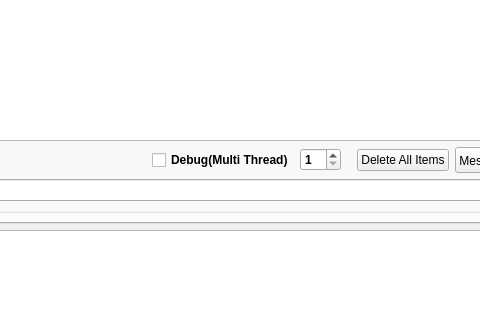
First picture: the form in chatgpt_performance_metric/source/ui_designer/main_frame.ui, repository tom-shin/perf_metric, before the edit; both pictures show x 634 to 1114 and y 354 to 674 of the 1214 by 845 pixel window.
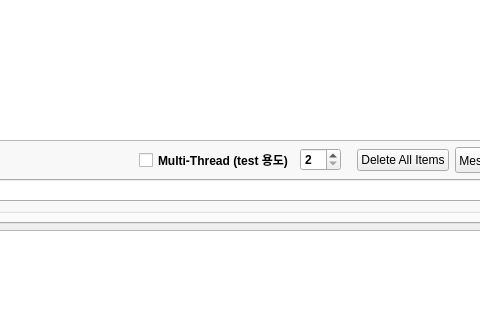
Second picture: the form after the edit. The open tabs and pages were chosen to show the change.

```diff
--- a/chatgpt_performance_metric/source/ui_designer/main_frame.ui
+++ b/chatgpt_performance_metric/source/ui_designer/main_frame.ui
@@ -923,20 +923,20 @@
                 <item>
                  <widget class="QCheckBox" name="debugcheckBox">
                   <property name="text">
-                   <string>Debug(Multi Thread)</string>
+                   <string>Multi-Thread (test 용도)</string>
                   </property>
                  </widget>
                 </item>
                 <item>
                  <widget class="QSpinBox" name="threadspinBox">
                   <property name="minimum">
-                   <number>1</number>
+                   <number>2</number>
                   </property>
                   <property name="maximum">
                    <number>20</number>
                   </property>
                   <property name="value">
-                   <number>1</number>
+                   <number>2</number>
                   </property>
                  </widget>
                 </item>
```
